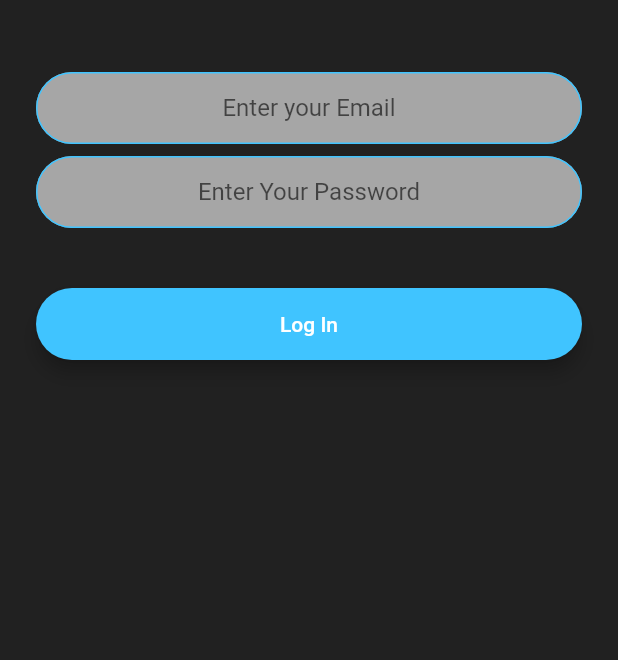
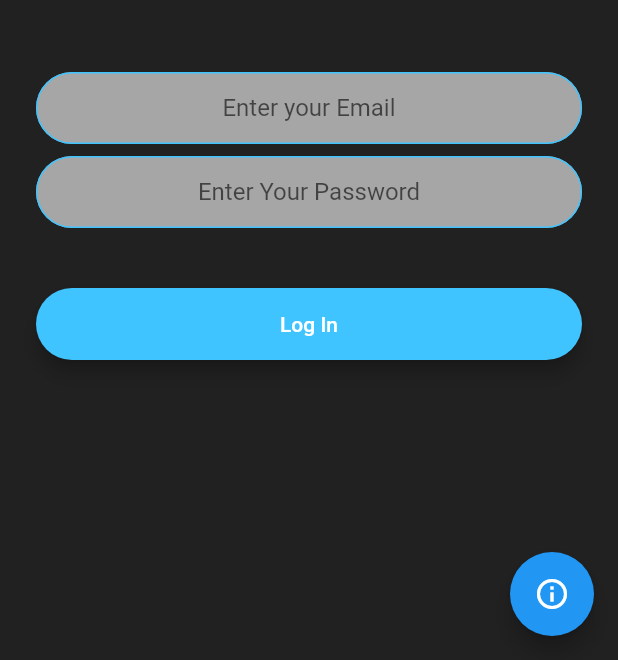
Before and after one commit to shabesa/Attendance_Viewer, a Flutter app: the screen it shows after launch, after a tap on "Login", on a phone screen of 412 x 824 dp, the part 576-1236 px from its top. Run offline on Flutter 3.47's test engine with Material 2 defaults, Android fonts, the phone set to English and light mode, and no system bars; our stand-ins replace animated_text_kit, cloud_firestore, firebase_auth, firebase_core, fluttertoast, font_awesome_flutter and 1 more; accounts and stored records are empty.

Commit message:
added info page access buttons

```diff
--- a/lib/screens/login_screen.dart
+++ b/lib/screens/login_screen.dart
@@ -5,6 +5,7 @@ import 'package:attendance_viewer/constants.dart';
 import 'package:firebase_auth/firebase_auth.dart';
 import 'package:modal_progress_hud/modal_progress_hud.dart';
 import 'package:fluttertoast/fluttertoast.dart';
+import 'package:attendance_viewer/screens/about_screen.dart';
 
 class LoginScreen extends StatefulWidget {
   static const String id = 'login_screen';
@@ -102,6 +103,12 @@ class _LoginScreenState extends State<LoginScreen> {
             ],
           ),
         ),
+        floatingActionButton: FloatingActionButton(
+          child: Icon(Icons.info_outline),
+          onPressed: () {
+            Navigator.pushNamed(context, AboutScreen.id);
+          },
+        ),
       ),
     );
   }
--- a/lib/screens/welcome_screen.dart
+++ b/lib/screens/welcome_screen.dart
@@ -1,4 +1,5 @@
 import 'package:attendance_viewer/components/rounded_button.dart';
+import 'package:attendance_viewer/screens/about_screen.dart';
 import 'package:attendance_viewer/screens/login_screen.dart';
 import 'package:flutter/material.dart';
 import 'package:animated_text_kit/animated_text_kit.dart';
@@ -53,6 +54,12 @@ class _WelcomeScreenState extends State<WelcomeScreen> {
           ],
         ),
       ),
+      floatingActionButton: FloatingActionButton(
+        child: Icon(Icons.info_outline),
+        onPressed: () {
+          Navigator.pushNamed(context, AboutScreen.id);
+        },
+      ),
     );
   }
 }
```
